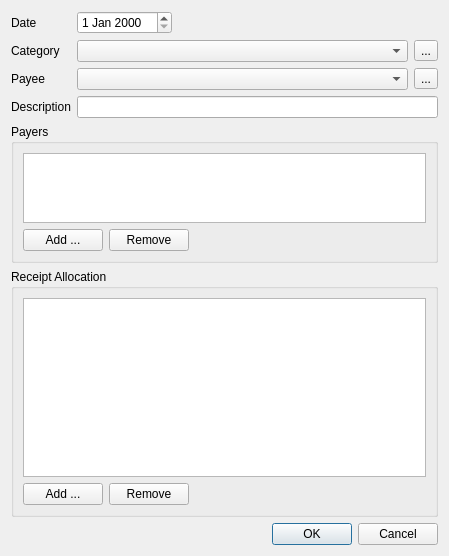
Before: the Qt Designer form BillsSplitter/ReceiptUI.ui in gilberhb/BillsSplitter, drawn with Qt 5.
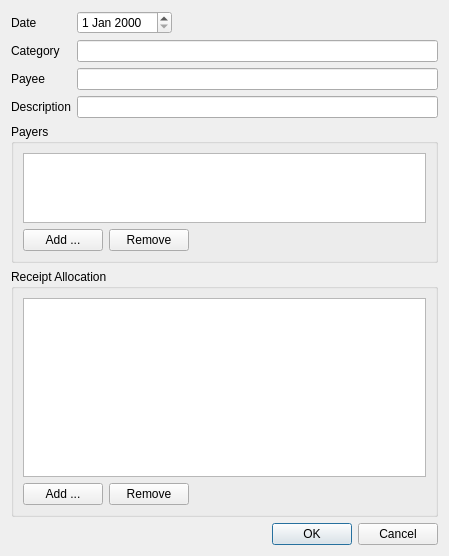
After: the same form once the commit is applied.

What changed in the file:
```diff
--- a/BillsSplitter/ReceiptUI.ui
+++ b/BillsSplitter/ReceiptUI.ui
@@ -53,14 +53,7 @@
      <item row="1" column="1">
       <layout class="QHBoxLayout" name="horizontalLayout_3">
        <item>
-        <widget class="QComboBox" name="comboBox_2"/>
-       </item>
-       <item>
-        <widget class="QToolButton" name="toolButton_2">
-         <property name="text">
-          <string>...</string>
-         </property>
-        </widget>
+        <widget class="QLineEdit" name="lineEdit_Category"/>
        </item>
       </layout>
      </item>
@@ -74,14 +67,7 @@
      <item row="2" column="1">
       <layout class="QHBoxLayout" name="horizontalLayout_2">
        <item>
-        <widget class="QComboBox" name="comboBox"/>
-       </item>
-       <item>
-        <widget class="QToolButton" name="toolButton">
-         <property name="text">
-          <string>...</string>
-         </property>
-        </widget>
+        <widget class="QLineEdit" name="lineEdit_Payee"/>
        </item>
       </layout>
      </item>
```
Left out of the diff: 2 changed lines with no effect on the pictures.
